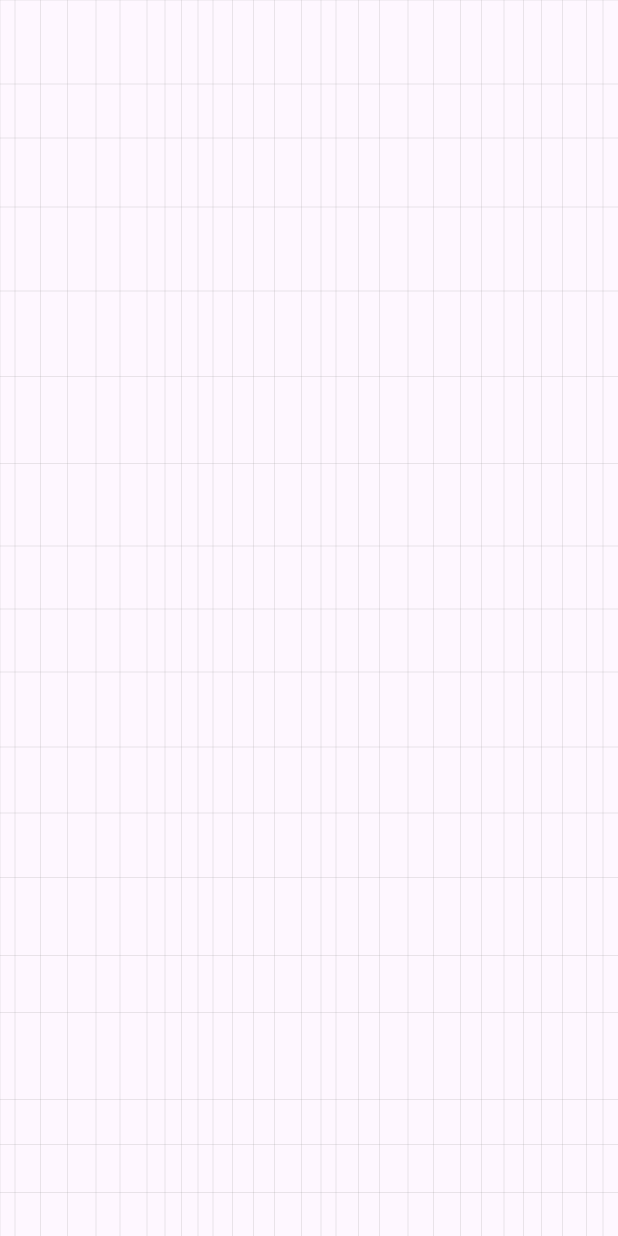
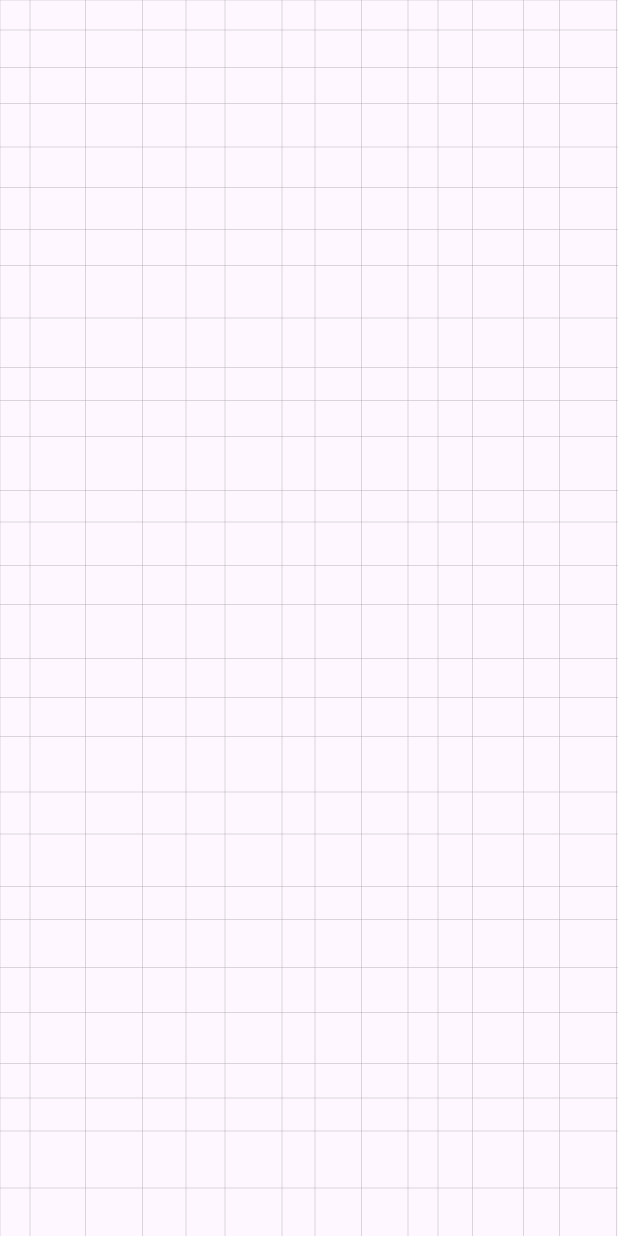
Before and after one commit to johnnybeatzxxd/Flutter-Keno-Android-App, a Flutter app: the screen it shows after launch, on a phone screen of 412 x 824 dp. Run offline on Flutter 3.47's test engine with Material 3 defaults, Android fonts, the phone set to English and light mode, and no system bars.

Commit message:
made the grid on the back of the app bar and body

```diff
--- a/lib/main.dart
+++ b/lib/main.dart
@@ -1,5 +1,5 @@
+import 'dart:math';
 import 'package:flutter/material.dart';
-import 'dart:math';
 
 void main() {
   runApp(MyApp());
@@ -9,7 +9,6 @@ class MyApp extends StatelessWidget {
   @override
   Widget build(BuildContext context) {
     return MaterialApp(
-      debugShowCheckedModeBanner: false,
       home: Scaffold(
         body: Stack(
           children: [
@@ -17,7 +16,20 @@ class MyApp extends StatelessWidget {
               size: Size.infinite,
               painter: LinePainter(),
             ),
-            // Your main content goes here
+            Column(
+              children: [
+                AppBar(
+                  backgroundColor: Colors.transparent,
+                  elevation: 0,
+                  //App bar content
+                ),
+                Expanded(
+                  child: Container(
+                    //Body content
+                  ),
+                ),
+              ],
+            ),
           ],
         ),
       ),
@@ -31,14 +43,14 @@ class LinePainter extends CustomPainter {
   @override
   void paint(Canvas canvas, Size size) {
     final paint = Paint()
-      ..color = Colors.grey.withOpacity(0.3)
+      ..color = Colors.grey.withOpacity(0.5)
       ..strokeWidth = 0.5;
 
-     for (var i = 0; i < size.width; i += 10 + random.nextInt(10)) {
+    for (var i = 0; i < size.width; i += 20 + random.nextInt(20)) {
       canvas.drawLine(Offset(i.toDouble(), 0), Offset(i.toDouble(), size.height), paint);
     }
 
-    for (var i = 0; i < size.height; i += 30 + random.nextInt(30)) {
+    for (var i = 0; i < size.height; i += 20 + random.nextInt(20)) {
       canvas.drawLine(Offset(0, i.toDouble()), Offset(size.width, i.toDouble()), paint);
     }
   }
```
